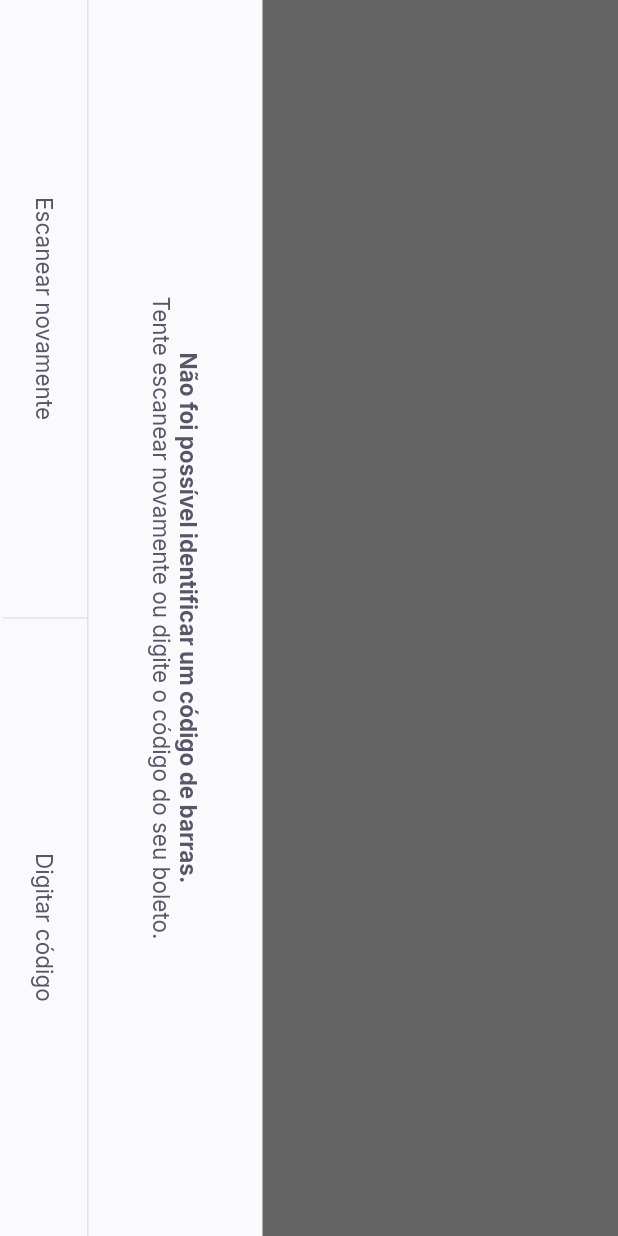
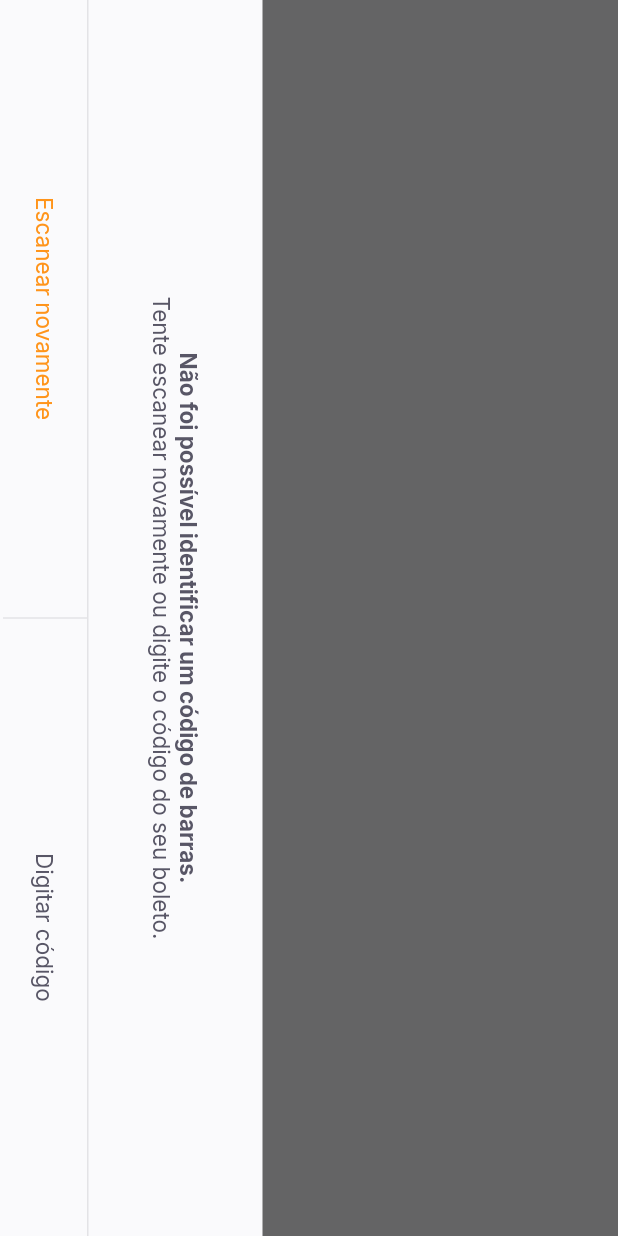
Before and after one commit to jovemdan/NLW-PayFlow-flutter, a Flutter app: the BarCodeScannerPage screen opened by its route, on a phone screen of 412 x 824 dp. Run offline on Flutter 3.47's test engine with Material 2 defaults, Android fonts, the light colour scheme and no system bars; our stand-ins replace firebase_core, google_fonts, google_sign_in, shared_preferences; accounts and stored records are empty.

Commit message:
feat: implemental set_label

```diff
--- a/payflow/lib/shared/widgets/set_label_buttons/set_label_buttons.dart
+++ b/payflow/lib/shared/widgets/set_label_buttons/set_label_buttons.dart
@@ -1,4 +1,5 @@
 import 'package:flutter/material.dart';
+import 'package:payflow/shared/themes/app_text_styles.dart';
 import 'package:payflow/shared/widgets/divider_vertical/divider_vertical_widget.dart';
 import 'package:payflow/shared/widgets/label_button/label_button.dart';
 
@@ -7,13 +8,15 @@ class SetLabelButtons extends StatelessWidget {
   final VoidCallback primaryOnPressed;
   final String secondaryLabel;
   final VoidCallback secondaryOnPressed;
+  final bool enablePrimaryColor;
 
   const SetLabelButtons(
       {Key? key,
       required this.primaryLabel,
       required this.primaryOnPressed,
       required this.secondaryLabel,
-      required this.secondaryOnPressed})
+      required this.secondaryOnPressed,
+      this.enablePrimaryColor = false})
       : super(key: key);
 
   @override
@@ -22,8 +25,11 @@ class SetLabelButtons extends StatelessWidget {
       height: 56,
       child: Row(children: [
         Expanded(
-            child:
-                LabelButton(label: primaryLabel, onPressed: primaryOnPressed)),
+          child: LabelButton(
+              label: primaryLabel,
+              onPressed: primaryOnPressed,
+              style: enablePrimaryColor ? TextStyles.buttonPrimary : null),
+        ),
         DividerVerticalWidget(),
         Expanded(
             child: LabelButton(
```
